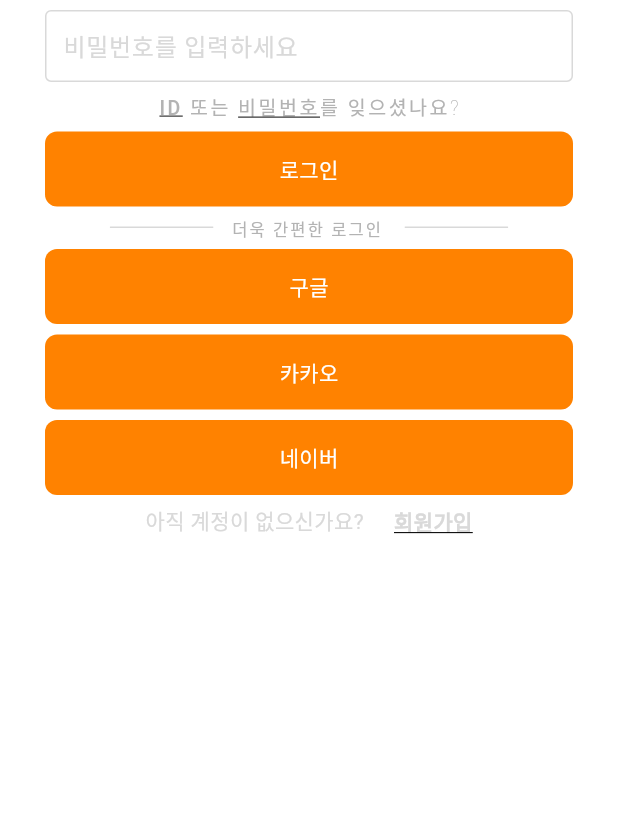
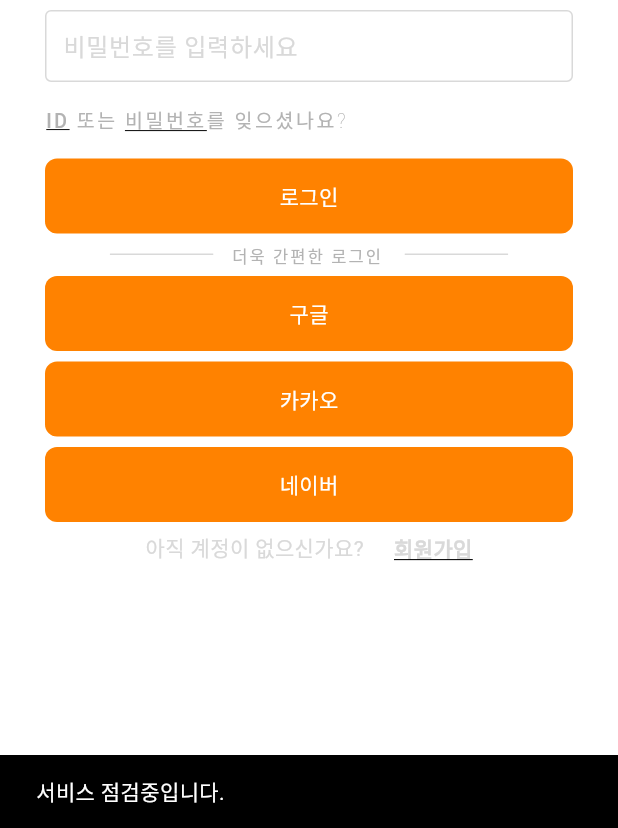
Before and after one commit to 24mapsee/mapsee_front, a Flutter app: the screen it shows after launch, after a tap on "카카오", on a phone screen of 412 x 824 dp, the part 408-1236 px from its top. Run offline on Flutter 3.47's test engine with Material 3 defaults, Android fonts, the light colour scheme and no system bars; our stand-ins replace equatable, firebase_auth, firebase_core, flutter_bloc, flutter_dotenv, geolocator and 4 more; missing offline and left inert: flutter_naver_map; accounts and stored records are empty; generated files the repository leaves out were written again; Roboto replaces fonts that are missing (Pretendard); project files that could hold a hidden picture were left out.

Commit message:
Fix: google login

```diff
--- a/lib/auth/auth_gate.dart
+++ b/lib/auth/auth_gate.dart
@@ -12,7 +12,6 @@
       body: StreamBuilder(
           stream: FirebaseAuth.instance.authStateChanges(),
           builder: (context, snapshot) {
-            // user is logged in
             if (snapshot.hasData) {
               return const HomePage();
             }
--- a/lib/main.dart
+++ b/lib/main.dart
@@ -10,7 +10,8 @@
 void main() async {
   WidgetsFlutterBinding.ensureInitialized();
   await dotenv.load(fileName: "assets/.env");
-  await Firebase.initializeApp(options: DefaultFirebaseOptions.currentPlatform);
+  await Firebase.initializeApp(
+      name: "mapsee", options: DefaultFirebaseOptions.currentPlatform);
   await NaverMapSdk.instance.initialize(
       clientId: 'nt3da0f7bp',
       onAuthFailed: (ex) {
--- a/lib/pages/login_page.dart
+++ b/lib/pages/login_page.dart
@@ -1,4 +1,5 @@
 import 'package:flutter/material.dart';
+
 import 'package:mapsee/auth/auth_service.dart';
 import 'package:mapsee/components/my_button.dart';
 import 'package:mapsee/components/my_textfield.dart';
@@ -6,7 +7,7 @@
 class LoginPage extends StatefulWidget {
   final void Function()? onTap;
 
-  LoginPage({super.key, required this.onTap});
+  const LoginPage({super.key, required this.onTap});
 
   @override
   State<LoginPage> createState() => _LoginPageState();
@@ -19,20 +20,58 @@
   final TextEditingController _pwController = TextEditingController();
 
   // login method
-  void login(BuildContext context) async {
+  void login(BuildContext context, String type) async {
     // auth service
     final authService = AuthService();
 
     // try login
     try {
+      switch (type) {
+        case 'email':
           await authService.signInWithEmailAndPassword(
               _emailController.text, _pwController.text);
+          if (context.mounted) {
+            ScaffoldMessenger.of(context).showSnackBar(
+              const SnackBar(content: Text('로그인 성공!')),
+            );
+          }
+          break;
+        case 'google':
+          await authService.signInWithGoogle();
+          if (context.mounted) {
+            ScaffoldMessenger.of(context).showSnackBar(
+              const SnackBar(content: Text('로그인 성공!')),
+            );
+          }
+          break;
+        case 'kakao':
+          if (context.mounted) {
+            ScaffoldMessenger.of(context).showSnackBar(
+              const SnackBar(content: Text('서비스 점검중입니다.')),
+            );
+          }
+          // await _loginWithKakao(authService);
+          break;
+        case 'naver':
+          if (context.mounted) {
+            ScaffoldMessenger.of(context).showSnackBar(
+              const SnackBar(content: Text('서비스 점검중입니다.')),
+            );
+          }
+          // await _loginWithNaver(authService);
+
+          break;
+        default:
+          break;
+      }
     } catch (e) {
+      if (context.mounted) {
         showDialog(
             context: context,
             builder: (context) => AlertDialog(
                   title: Text(e.toString()),
                 ));
+      }
     }
   }
 
@@ -70,9 +109,8 @@
                 controller: _pwController,
               ),
               // 아이디 비번 잊으셨나요
-              const SizedBox(height: 7),
-              Center(
-                child: SizedBox(
+              const SizedBox(height: 16),
+              const SizedBox(
                 child: Text.rich(
                   TextSpan(
                     children: [
@@ -126,13 +164,23 @@
                   ),
                 ),
               ),
-              ),
 
-              const SizedBox(height: 7),
+              const SizedBox(height: 16),
               // 로그인 버튼
               MyButton(
                 text: "로그인",
-                onTap: () => login(context),
+                onTap: () {
+                  if (_emailController.text.isNotEmpty &&
+                      _pwController.text.isNotEmpty) {
+                    login(context, "email");
+                  } else {
+                    if (context.mounted) {
+                      ScaffoldMessenger.of(context).showSnackBar(
+                        const SnackBar(content: Text('ID와 비밀번호를 모두 입력해주세요.')),
+                      );
+                    }
+                  }
+                },
               ),
               const SizedBox(height: 7),
               // 더욱 간편한 로그인
@@ -142,7 +190,7 @@
                   height: 14.35,
                   child: Stack(
                     children: [
-                      Positioned(
+                      const Positioned(
                         left: 80.60,
                         top: 0,
                         child: SizedBox(
@@ -166,7 +214,7 @@
                         top: 6.62,
                         child: Container(
                           width: 68.46,
-                          decoration: ShapeDecoration(
+                          decoration: const ShapeDecoration(
                             shape: RoundedRectangleBorder(
                               side: BorderSide(
                                 width: 0.50,
@@ -182,7 +230,7 @@
                         top: 6.62,
                         child: Container(
                           width: 68.46,
-                          decoration: ShapeDecoration(
+                          decoration: const ShapeDecoration(
                             shape: RoundedRectangleBorder(
                               side: BorderSide(
                                 width: 0.50,
@@ -201,17 +249,17 @@
               // 구글, 카카오, 네이버
               MyButton(
                 text: "구글",
-                onTap: () => {},
+                onTap: () => {login(context, "google")},
               ),
               const SizedBox(height: 7),
               MyButton(
                 text: "카카오",
-                onTap: () => {},
+                onTap: () => {login(context, "kakao")},
               ),
               const SizedBox(height: 7),
               MyButton(
                 text: "네이버",
-                onTap: () => {},
+                onTap: () => {login(context, "naver")},
               ),
               const SizedBox(height: 7),
               // 회원가입 이동
--- a/lib/theme/light_mode.dart
+++ b/lib/theme/light_mode.dart
@@ -1,7 +1,7 @@
 import 'package:flutter/material.dart';
 
 ThemeData lightMode = ThemeData(
-  colorScheme: ColorScheme.light(
+  colorScheme: const ColorScheme.light(
     background: Colors.white,
     primary: Color(0xFFFF8200),
     secondary: Color(0xFF002E5D),
@@ -9,7 +9,7 @@
     onSurface: Colors.black,
   ),
   fontFamily: 'Pretendard',
-  textTheme: TextTheme(
+  textTheme: const TextTheme(
     displayLarge: TextStyle(fontSize: 32),
     titleLarge: TextStyle(fontSize: 18),
     bodyLarge: TextStyle(fontSize: 16),
--- a/pubspec.yaml
+++ b/pubspec.yaml
@@ -45,7 +45,8 @@
   equatable: ^2.0.0
   flutter_hooks: ^0.18.0
   speech_to_text: ^7.0.0
-  image_picker:
+  image_picker: ^1.1.2
+  google_sign_in: ^6.2.1
 
 dev_dependencies:
   flutter_test:
```
Also changed, not shown: lib/auth/auth_service.dart (+70 -10 lines), lib/pages/profile_page.dart (+39 -21 lines), lib/utils/common.dart (+13 -0 lines), pubspec.lock. Lines whose indentation alone changed are shown as unchanged.
